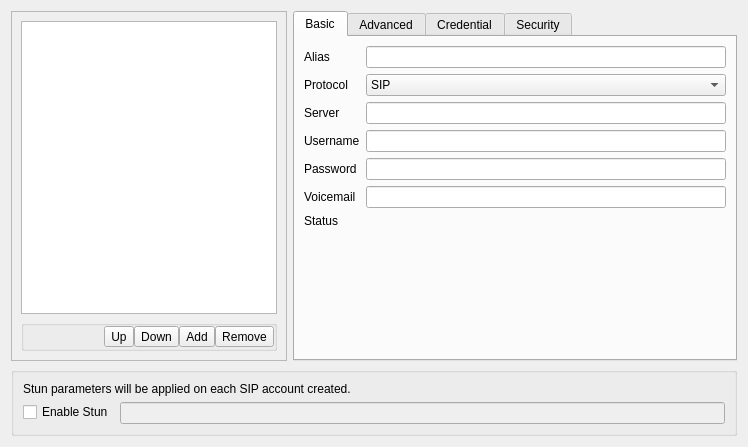
Qt form src/conf/dlgaccountsbase.ui (KDE/ring-kde) before a commit.
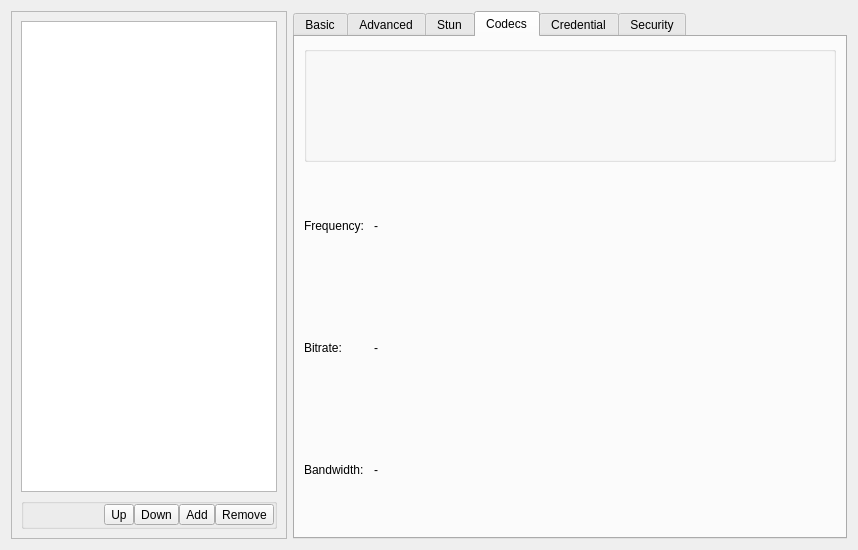
The same form after that commit. The open tabs and pages were chosen to show the change. Custom widgets are drawn as their Qt base class.

Diff of the .ui file:
```diff
--- a/src/conf/dlgaccountsbase.ui
+++ b/src/conf/dlgaccountsbase.ui
@@ -6,8 +6,8 @@
    <rect>
     <x>0</x>
     <y>0</y>
-    <width>748</width>
-    <height>447</height>
+    <width>858</width>
+    <height>550</height>
    </rect>
   </property>
   <property name="windowTitle">
@@ -415,6 +415,122 @@
           </item>
          </layout>
         </widget>
+        <widget class="QWidget" name="tab_stun">
+         <attribute name="title">
+          <string>Stun</string>
+         </attribute>
+         <layout class="QGridLayout" name="gridLayout_6">
+          <item row="0" column="0" colspan="2">
+           <widget class="QLabel" name="label_commonSettings">
+            <property name="text">
+             <string>Stun parameters will be applied on each SIP account created.</string>
+            </property>
+            <property name="wordWrap">
+             <bool>true</bool>
+            </property>
+           </widget>
+          </item>
+          <item row="2" column="0">
+           <spacer name="verticalSpacer_2">
+            <property name="orientation">
+             <enum>Qt::Vertical</enum>
+            </property>
+            <property name="sizeHint" stdset="0">
+             <size>
+              <width>20</width>
+              <height>40</height>
+             </size>
+            </property>
+           </spacer>
+          </item>
+          <item row="1" column="0">
+           <widget class="QCheckBox" name="checkbox_stun">
+            <property name="text">
+             <string>Enable Stun</string>
+            </property>
+           </widget>
+          </item>
+          <item row="1" column="1">
+           <widget class="KLineEdit" name="line_stun">
+            <property name="enabled">
+             <bool>false</bool>
+            </property>
+            <property name="clickMessage">
+             <string>choose Stun server (example : stunserver.org)</string>
+            </property>
+           </widget>
+          </item>
+         </layout>
+        </widget>
+        <widget class="QWidget" name="tab_codec">
+         <attribute name="title">
+          <string>Codecs</string>
+         </attribute>
+         <layout class="QGridLayout" name="gridLayout_7">
+          <item row="0" column="0" colspan="3">
+           <widget class="KEditListBox" name="keditlistbox_codec">
+            <property name="buttons">
+             <set>KEditListBox::All</set>
+            </property>
+           </widget>
+          </item>
+          <item row="1" column="0">
+           <widget class="QLabel" name="label_frequency">
+            <property name="text">
+             <string>Frequency: </string>
+            </property>
+           </widget>
+          </item>
+          <item row="1" column="1">
+           <widget class="QLabel" name="label_frequency_value">
+            <property name="text">
+             <string>-</string>
+            </property>
+           </widget>
+          </item>
+          <item row="1" column="2" rowspan="2">
+           <spacer name="horizontalSpacer_6">
+            <property name="orientation">
+             <enum>Qt::Horizontal</enum>
+            </property>
+            <property name="sizeHint" stdset="0">
+             <size>
+              <width>470</width>
+              <height>20</height>
+             </size>
+            </property>
+           </spacer>
+          </item>
+          <item row="2" column="0">
+           <widget class="QLabel" name="label_bitrate">
+            <property name="text">
+             <string>Bitrate:</string>
+            </property>
+           </widget>
+          </item>
+          <item row="2" column="1">
+           <widget class="QLabel" name="label_bitrate_value">
+            <property name="text">
+             <string>-</string>
+            </property>
+           </widget>
+          </item>
+          <item row="3" column="0">
+           <widget class="QLabel" name="label_bandwidth">
+            <property name="text">
+             <string>Bandwidth: </string>
+            </property>
+           </widget>
+          </item>
+          <item row="3" column="1">
+           <widget class="QLabel" name="label_bandwidth_value">
+            <property name="text">
+             <string>-</string>
+            </property>
+           </widget>
+          </item>
+         </layout>
+        </widget>
         <widget class="QWidget" name="tab">
          <attribute name="title">
           <string>Credential</string>
@@ -859,58 +975,6 @@
      </layout>
     </widget>
    </item>
-   <item>
-    <widget class="QGroupBox" name="groupBox_commonSettings">
-     <property name="title">
-      <string/>
-     </property>
-     <layout class="QVBoxLayout" name="verticalLayout_10">
-      <item>
-       <widget class="QLabel" name="label_commonSettings">
-        <property name="text">
-         <string>Stun parameters will be applied on each SIP account created.</string>
-        </property>
-        <property name="wordWrap">
-         <bool>true</bool>
-        </property>
-       </widget>
-      </item>
-      <item>
-       <layout class="QFormLayout" name="formLayout_commonSettings">
-        <property name="fieldGrowthPolicy">
-         <enum>QFormLayout::ExpandingFieldsGrow</enum>
-        </property>
-        <item row="0" column="0">
-         <widget class="QCheckBox" name="kcfg_enableStun">
-          <property name="text">
-           <string>Enable Stun</string>
-          </property>
-         </widget>
-        </item>
-        <item row="0" column="1">
-         <widget class="KLineEdit" name="kcfg_stunServer">
-          <property name="enabled">
-           <bool>false</bool>
-          </property>
-          <property name="toolTip">
-           <string>Format : name.server:port</string>
-          </property>
-          <property name="squeezedTextEnabled">
-           <bool>false</bool>
-          </property>
-          <property name="clickMessage">
-           <string>choose Stun server (example : stunserver.org)</string>
-          </property>
-          <property name="showClearButton" stdset="0">
-           <bool>false</bool>
-          </property>
-         </widget>
-        </item>
-       </layout>
-      </item>
-     </layout>
-    </widget>
-   </item>
   </layout>
  </widget>
  <customwidgets>
@@ -924,6 +988,11 @@
    <extends>QFrame</extends>
    <header>kurlrequester.h</header>
   </customwidget>
+  <customwidget>
+   <class>KEditListBox</class>
+   <extends>QGroupBox</extends>
+   <header>keditlistbox.h</header>
+  </customwidget>
   <customwidget>
    <class>KLineEdit</class>
    <extends>QLineEdit</extends>
```
Left out of the diff: 22 changed lines with no effect on the pictures.
